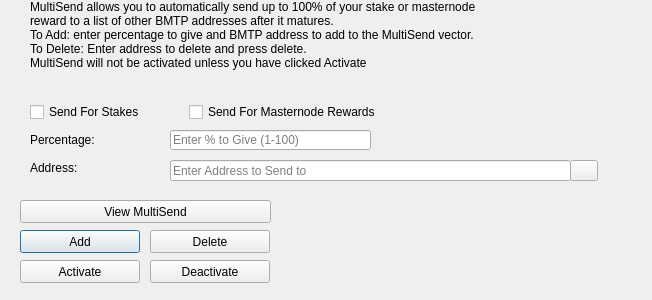
Above: src/qt/forms/multisenddialog.ui from meiskam/Bulwark before the change. Below: the same form after it.
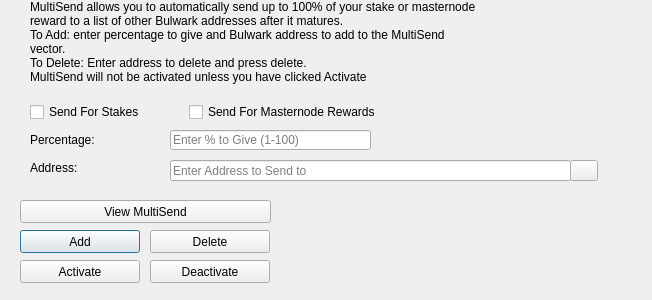
That is the form after the change. Icons and pictures are not drawn.

```diff
--- a/src/qt/forms/multisenddialog.ui
+++ b/src/qt/forms/multisenddialog.ui
@@ -61,8 +61,8 @@
     <number>1</number>
    </property>
    <property name="text">
-    <string>MultiSend allows you to automatically send up to 100% of your stake or masternode reward to a list of other BMTP addresses after it matures.
-To Add: enter percentage to give and BMTP address to add to the MultiSend vector.
+    <string>MultiSend allows you to automatically send up to 100% of your stake or masternode reward to a list of other Bulwark addresses after it matures.
+To Add: enter percentage to give and Bulwark address to add to the MultiSend vector.
 To Delete: Enter address to delete and press delete.
 MultiSend will not be activated unless you have clicked Activate</string>
    </property>
```
Left out of the diff: 4 changed lines with no effect on the pictures.
